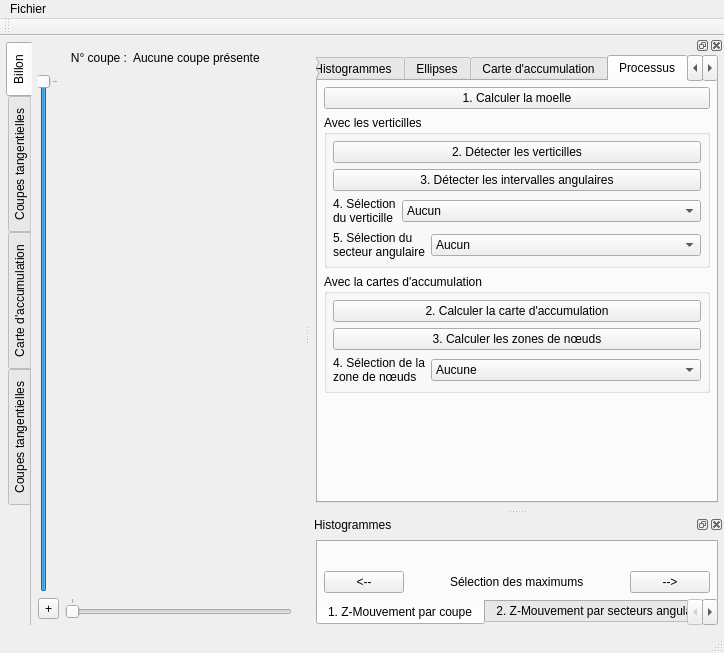
akrah/TKDetection, file ui/mainwindow.ui: the form before one commit.
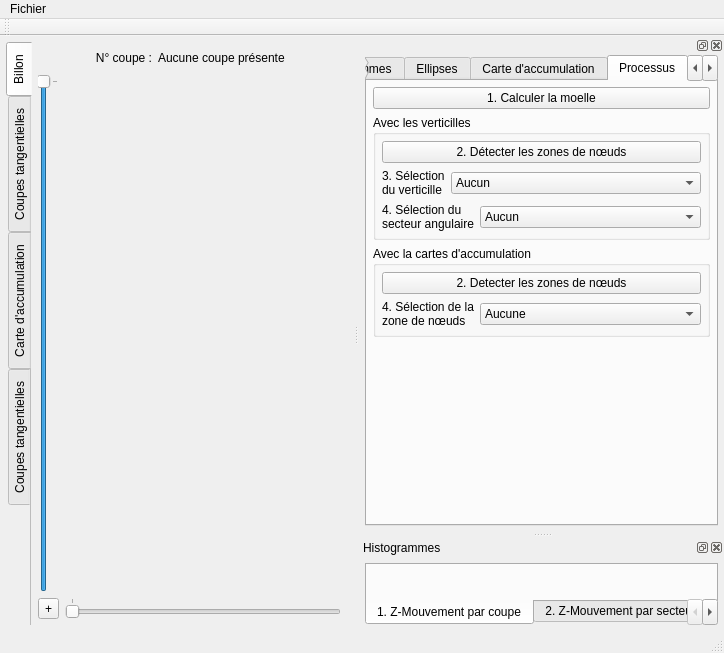
The form after the commit. Custom widgets are drawn as their Qt base class.

Commit message: Refactoring of knot detection done, refactoring of knot segmentation in progress

The edit to the form file:
```diff
--- a/ui/mainwindow.ui
+++ b/ui/mainwindow.ui
@@ -2168,14 +2168,7 @@
                <string>Mettre à jour l'histogramme</string>
               </property>
               <property name="text">
-               <string>2. Détecter les verticilles</string>
-              </property>
-             </widget>
-            </item>
-            <item>
-             <widget class="QPushButton" name="_buttonUpdateSectorHistograms">
-              <property name="text">
-               <string>3. Détecter les intervalles angulaires</string>
+               <string>2. Détecter les zones de nœuds</string>
               </property>
              </widget>
             </item>
@@ -2190,7 +2183,7 @@
                  </sizepolicy>
                 </property>
                 <property name="text">
-                 <string>4. Sélection
+                 <string>3. Sélection
 du verticille</string>
                 </property>
                </widget>
@@ -2217,7 +2210,7 @@
                  </sizepolicy>
                 </property>
                 <property name="text">
-                 <string>5. Sélection du
+                 <string>4. Sélection du
 secteur angulaire</string>
                 </property>
                </widget>
@@ -2251,14 +2244,7 @@
             <item>
              <widget class="QPushButton" name="_buttonComputeZMotionMap">
               <property name="text">
-               <string>2. Calculer la carte d'accumulation</string>
-              </property>
-             </widget>
-            </item>
-            <item>
-             <widget class="QPushButton" name="_buttonComputeKnotAreas">
-              <property name="text">
-               <string>3. Calculer les zones de nœuds</string>
+               <string>2. Detecter les zones de nœuds</string>
               </property>
              </widget>
             </item>
@@ -3089,67 +3075,10 @@
         <attribute name="title">
          <string>1. Z-Mouvement par coupe</string>
         </attribute>
-        <layout class="QVBoxLayout" name="verticalLayout_17">
+        <layout class="QHBoxLayout" name="horizontalLayout_4">
          <item>
           <widget class="QwtPlot" name="_plotSliceHistogram"/>
          </item>
-         <item>
-          <layout class="QHBoxLayout" name="horizontalLayout_4">
-           <item>
-            <widget class="QPushButton" name="_buttonPreviousMaximum">
-             <property name="toolTip">
-              <string>Aller au maximum précédent</string>
-             </property>
-             <property name="text">
-              <string>&lt;--</string>
-             </property>
-            </widget>
-           </item>
-           <item>
-            <spacer name="horizontalSpacer_3">
-             <property name="orientation">
-              <enum>Qt::Horizontal</enum>
-             </property>
-             <property name="sizeHint" stdset="0">
-              <size>
-               <width>40</width>
-               <height>20</height>
-              </size>
-             </property>
-            </spacer>
-           </item>
-           <item>
-            <widget class="QLabel" name="label_67">
-             <property name="text">
-              <string>Sélection des maximums</string>
-             </property>
-            </widget>
-           </item>
-           <item>
-            <spacer name="horizontalSpacer_4">
-             <property name="orientation">
-              <enum>Qt::Horizontal</enum>
-             </property>
-             <property name="sizeHint" stdset="0">
-              <size>
-               <width>40</width>
-               <height>20</height>
-              </size>
-             </property>
-            </spacer>
-           </item>
-           <item>
-            <widget class="QPushButton" name="_buttonNextMaximum">
-             <property name="toolTip">
-              <string>Aller au maximum suivant</string>
-             </property>
-             <property name="text">
-              <string>--&gt;</string>
-             </property>
-            </widget>
-           </item>
-          </layout>
-         </item>
         </layout>
        </widget>
        <widget class="QWidget" name="_tabSectorHistogram">
```
Left out of the diff: 6 changed lines with no effect on the pictures. The commit also changes 30 other files.
